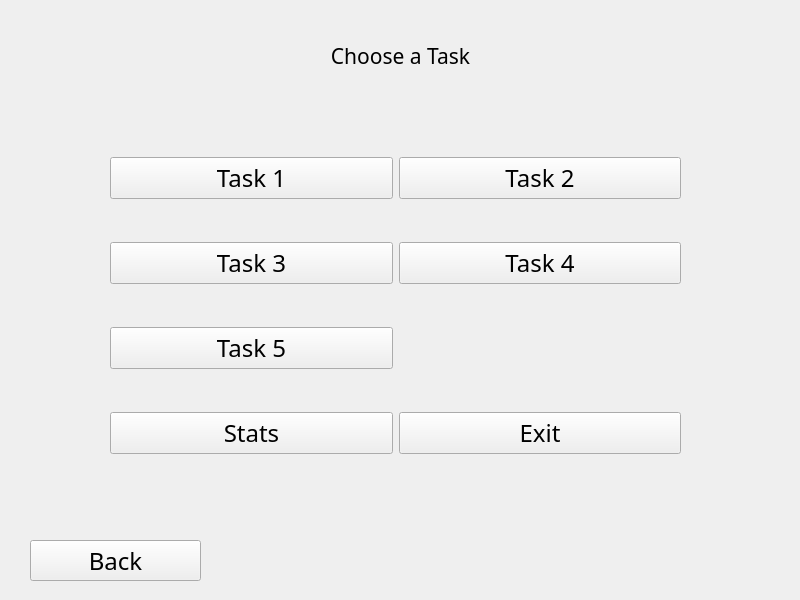
First picture: the form in GUI_Client/mainform.ui, repository lububu-ai/DreamTeam, before the edit.
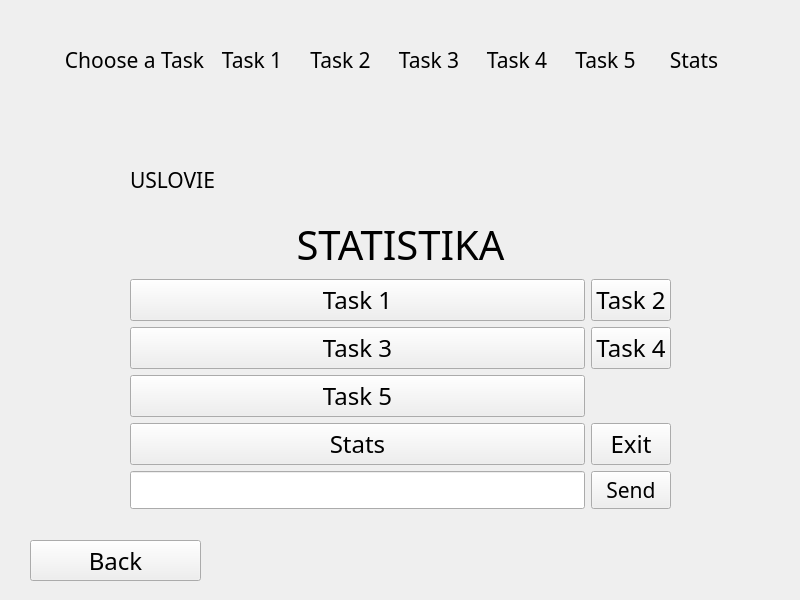
Second picture: the form after the edit.

```diff
--- a/GUI_Client/mainform.ui
+++ b/GUI_Client/mainform.ui
@@ -10,18 +10,46 @@
     <height>600</height>
    </rect>
   </property>
+  <property name="font">
+   <font>
+    <family>Rubik</family>
+    <pointsize>16</pointsize>
+   </font>
+  </property>
   <property name="windowTitle">
    <string>Form</string>
   </property>
+  <widget class="QPushButton" name="pushButtonBACK">
+   <property name="geometry">
+    <rect>
+     <x>30</x>
+     <y>540</y>
+     <width>171</width>
+     <height>41</height>
+    </rect>
+   </property>
+   <property name="font">
+    <font>
+     <family>Rubik</family>
+     <pointsize>18</pointsize>
+    </font>
+   </property>
+   <property name="text">
+    <string>Back</string>
+   </property>
+  </widget>
+  <widget class="QWidget" name="horizontalLayoutWidget">
+   <property name="geometry">
+    <rect>
+     <x>64</x>
+     <y>20</y>
+     <width>671</width>
+     <height>80</height>
+    </rect>
+   </property>
+   <layout class="QHBoxLayout" name="horizontalLayout">
+    <item>
   <widget class="QLabel" name="labelChooseTask">
-   <property name="geometry">
-    <rect>
-     <x>310</x>
-     <y>40</y>
-     <width>181</width>
-     <height>31</height>
-    </rect>
-   </property>
    <property name="font">
     <font>
      <family>Rubik</family>
@@ -38,18 +66,157 @@
     <set>Qt::AlignmentFlag::AlignCenter</set>
    </property>
   </widget>
-  <widget class="QWidget" name="gridLayoutWidget">
+    </item>
+    <item>
+     <widget class="QLabel" name="labelTask1">
+      <property name="font">
+       <font>
+        <family>Rubik</family>
+        <pointsize>16</pointsize>
+       </font>
+      </property>
+      <property name="text">
+       <string>Task 1</string>
+      </property>
+      <property name="alignment">
+       <set>Qt::AlignmentFlag::AlignCenter</set>
+      </property>
+     </widget>
+    </item>
+    <item>
+     <widget class="QLabel" name="labelTask2">
+      <property name="font">
+       <font>
+        <family>Rubik</family>
+        <pointsize>16</pointsize>
+       </font>
+      </property>
+      <property name="text">
+       <string>Task 2</string>
+      </property>
+      <property name="alignment">
+       <set>Qt::AlignmentFlag::AlignCenter</set>
+      </property>
+     </widget>
+    </item>
+    <item>
+     <widget class="QLabel" name="labelTask3">
+      <property name="font">
+       <font>
+        <family>Rubik</family>
+        <pointsize>16</pointsize>
+       </font>
+      </property>
+      <property name="text">
+       <string>Task 3</string>
+      </property>
+      <property name="alignment">
+       <set>Qt::AlignmentFlag::AlignCenter</set>
+      </property>
+     </widget>
+    </item>
+    <item>
+     <widget class="QLabel" name="labelTask4">
+      <property name="font">
+       <font>
+        <family>Rubik</family>
+        <pointsize>16</pointsize>
+       </font>
+      </property>
+      <property name="text">
+       <string>Task 4</string>
+      </property>
+      <property name="alignment">
+       <set>Qt::AlignmentFlag::AlignCenter</set>
+      </property>
+     </widget>
+    </item>
+    <item>
+     <widget class="QLabel" name="labelTask5">
+      <property name="font">
+       <font>
+        <family>Rubik</family>
+        <pointsize>16</pointsize>
+       </font>
+      </property>
+      <property name="text">
+       <string>Task 5</string>
+      </property>
+      <property name="alignment">
+       <set>Qt::AlignmentFlag::AlignCenter</set>
+      </property>
+     </widget>
+    </item>
+    <item>
+     <widget class="QLabel" name="labelStats">
+      <property name="font">
+       <font>
+        <family>Rubik</family>
+        <pointsize>16</pointsize>
+       </font>
+      </property>
+      <property name="text">
+       <string>Stats</string>
+      </property>
+      <property name="alignment">
+       <set>Qt::AlignmentFlag::AlignCenter</set>
+      </property>
+     </widget>
+    </item>
+   </layout>
+  </widget>
+  <widget class="QWidget" name="verticalLayoutWidget">
    <property name="geometry">
     <rect>
-     <x>110</x>
-     <y>120</y>
-     <width>571</width>
-     <height>371</height>
+     <x>130</x>
+     <y>150</y>
+     <width>541</width>
+     <height>359</height>
     </rect>
    </property>
+   <layout class="QVBoxLayout" name="verticalLayout">
+    <item>
+     <widget class="QLabel" name="labelToDo">
+      <property name="font">
+       <font>
+        <family>Rubik</family>
+        <pointsize>16</pointsize>
+       </font>
+      </property>
+      <property name="text">
+       <string>USLOVIE</string>
+      </property>
+      <property name="alignment">
+       <set>Qt::AlignmentFlag::AlignJustify|Qt::AlignmentFlag::AlignVCenter</set>
+      </property>
+      <property name="wordWrap">
+       <bool>true</bool>
+      </property>
+     </widget>
+    </item>
+    <item>
+     <widget class="QLabel" name="labelShowStats">
+      <property name="font">
+       <font>
+        <family>Rubik</family>
+        <pointsize>30</pointsize>
+       </font>
+      </property>
+      <property name="text">
+       <string>STATISTIKA</string>
+      </property>
+      <property name="alignment">
+       <set>Qt::AlignmentFlag::AlignCenter</set>
+      </property>
+      <property name="wordWrap">
+       <bool>true</bool>
+      </property>
+     </widget>
+    </item>
+    <item>
    <layout class="QGridLayout" name="gridLayout">
-    <item row="1" column="0">
-     <widget class="QPushButton" name="pushButtonTASK3">
+      <item row="0" column="1">
+       <widget class="QPushButton" name="pushButtonTASK2">
       <property name="font">
        <font>
         <family>Rubik</family>
@@ -58,7 +225,7 @@
        </font>
       </property>
       <property name="text">
-       <string>Task 3</string>
+         <string>Task 2</string>
       </property>
      </widget>
     </item>
@@ -76,6 +243,33 @@
       </property>
      </widget>
     </item>
+      <item row="5" column="1">
+       <widget class="QPushButton" name="pushButtonEXIT">
+        <property name="font">
+         <font>
+          <family>Rubik</family>
+          <pointsize>18</pointsize>
+          <kerning>true</kerning>
+         </font>
+        </property>
+        <property name="text">
+         <string>Exit</string>
+        </property>
+       </widget>
+      </item>
+      <item row="6" column="1">
+       <widget class="QPushButton" name="pushButtonSendAnswer">
+        <property name="font">
+         <font>
+          <family>Rubik</family>
+          <pointsize>16</pointsize>
+         </font>
+        </property>
+        <property name="text">
+         <string>Send</string>
+        </property>
+       </widget>
+      </item>
     <item row="4" column="0">
      <widget class="QPushButton" name="pushButtonTASK5">
       <property name="font">
@@ -90,31 +284,16 @@
       </property>
      </widget>
     </item>
-    <item row="0" column="1">
-     <widget class="QPushButton" name="pushButtonTASK2">
+      <item row="6" column="0">
+       <widget class="QLineEdit" name="lineEditAnswer">
       <property name="font">
        <font>
         <family>Rubik</family>
-        <pointsize>18</pointsize>
-        <kerning>true</kerning>
+          <pointsize>16</pointsize>
        </font>
       </property>
       <property name="text">
-       <string>Task 2</string>
-      </property>
-     </widget>
-    </item>
-    <item row="0" column="0">
-     <widget class="QPushButton" name="pushButtonTASK1">
-      <property name="font">
-       <font>
-        <family>Rubik</family>
-        <pointsize>18</pointsize>
-        <kerning>true</kerning>
-       </font>
-      </property>
-      <property name="text">
-       <string>Task 1</string>
+         <string/>
       </property>
      </widget>
     </item>
@@ -132,8 +311,8 @@
       </property>
      </widget>
     </item>
-    <item row="5" column="1">
-     <widget class="QPushButton" name="pushButtonEXIT">
+      <item row="1" column="0">
+       <widget class="QPushButton" name="pushButtonTASK3">
       <property name="font">
        <font>
         <family>Rubik</family>
@@ -142,30 +321,27 @@
        </font>
       </property>
       <property name="text">
-       <string>Exit</string>
+         <string>Task 3</string>
       </property>
      </widget>
     </item>
-   </layout>
-  </widget>
-  <widget class="QPushButton" name="pushButtonBACK">
-   <property name="geometry">
-    <rect>
-     <x>30</x>
-     <y>540</y>
-     <width>171</width>
-     <height>41</height>
-    </rect>
-   </property>
+      <item row="0" column="0">
+       <widget class="QPushButton" name="pushButtonTASK1">
    <property name="font">
     <font>
      <family>Rubik</family>
      <pointsize>18</pointsize>
+          <kerning>true</kerning>
     </font>
    </property>
    <property name="text">
-    <string>Back</string>
-   </property>
+         <string>Task 1</string>
+        </property>
+       </widget>
+      </item>
+     </layout>
+    </item>
+   </layout>
   </widget>
  </widget>
  <resources/>
```
Lines whose indentation alone changed are shown as unchanged.
